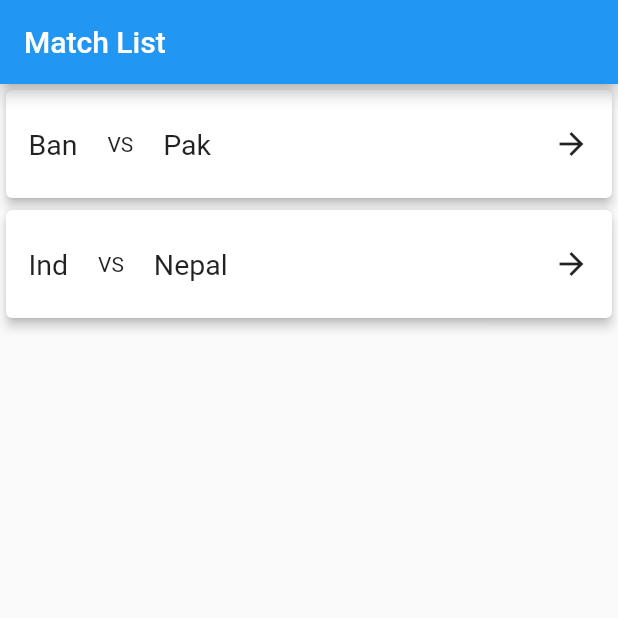
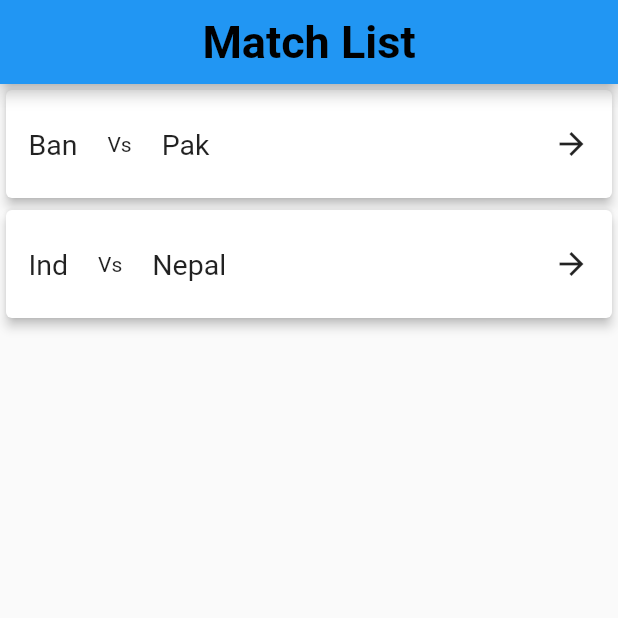
Before and after one commit to probirroy/assignment_14_firebase, a Flutter app: the screen it shows after launch, on a phone screen of 412 x 824 dp, the top half of it. Run offline on Flutter 3.47's test engine with Material 2 defaults, Android fonts, the phone set to English and light mode, and no system bars; our stand-ins replace cloud_firestore, firebase_core; accounts and stored records are empty.

Commit message:
initial commit

```diff
--- a/lib/screens/match_list_screen.dart
+++ b/lib/screens/match_list_screen.dart
@@ -25,7 +25,8 @@ class HomeScreen extends StatelessWidget {
   Widget build(BuildContext context) {
     return Scaffold(
       appBar: AppBar(
-        title: const Text('Match List'),
+        centerTitle: true,
+        title: const Text('Match List',style: TextStyle(color: Colors.black, fontWeight: FontWeight.bold,fontSize: 30)),
       ),
       body: Column(
         children: [
@@ -54,7 +55,7 @@ class HomeScreen extends StatelessWidget {
                             SizedBox(
                               width: 20,
                             ),
-                            Text('VS'),
+                            Text('Vs'),
                             SizedBox(
                               width: 20,
                             ),
@@ -95,7 +96,7 @@ class HomeScreen extends StatelessWidget {
                             SizedBox(
                               width: 20,
                             ),
-                            Text('VS'),
+                            Text('Vs'),
                             SizedBox(
                               width: 20,
                             ),
```
